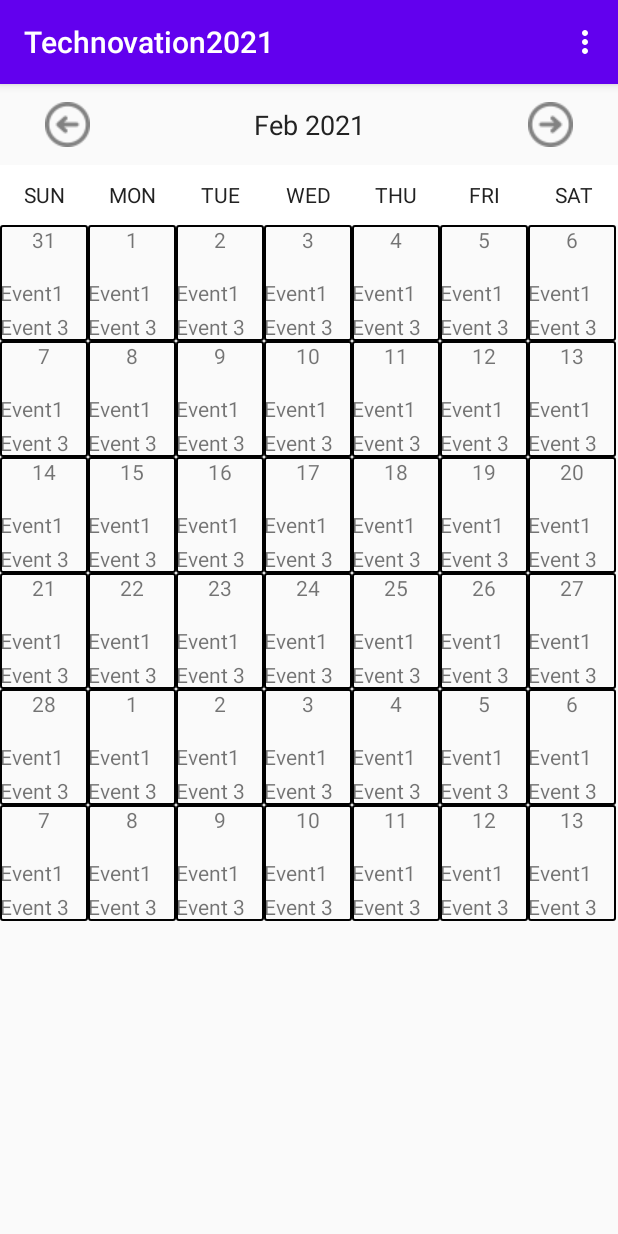
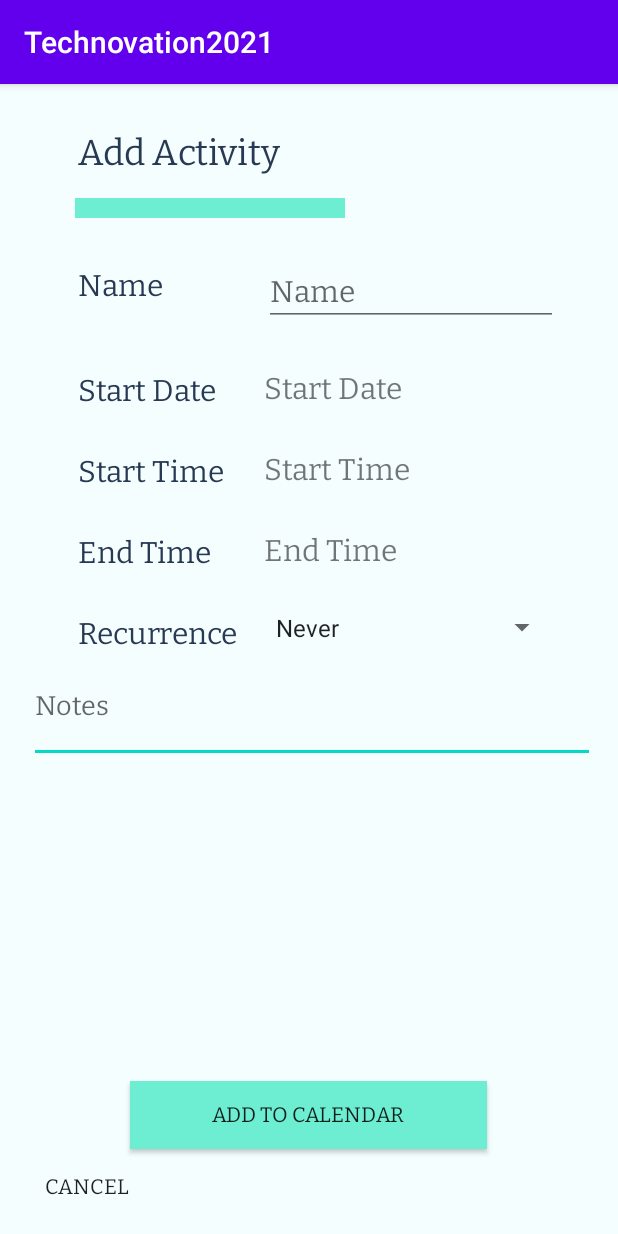
Before and after one commit to scarletdiv0922/Technovation2021, an Android app: the CalendarActivity screen opened directly, with no data from a screen before it, in the options menu, after a tap on "Student Activity", on a phone screen of 412 x 824 dp. Run offline under Robolectric (Android 15) with nearby library versions, the phone set to English and light mode, and no system bars.

Commit message:
Added Student Activity Screen
Front end complete
Reading in name
Updating to firebase
"No blank name" check

```diff
--- a/app/src/main/AndroidManifest.xml
+++ b/app/src/main/AndroidManifest.xml
@@ -9,7 +9,8 @@
         android:roundIcon="@mipmap/ic_launcher_round"
         android:supportsRtl="true"
         android:theme="@style/AppTheme">
-        <activity android:name=".ForgotPassword"></activity>
+        <activity android:name=".StudentActivity"></activity>
+        <activity android:name=".ForgotPassword" />
         <activity android:name=".AddActivity" />
         <activity android:name=".SignUp" />
         <activity android:name=".MyCalendar" />
--- /dev/null
+++ b/app/src/main/java/com/example/technovation2021/ActivityEndTimePickerFragment.java
@@ -0,0 +1,46 @@
+package com.example.technovation2021;
+
+import android.app.Dialog;
+import android.app.TimePickerDialog;
+import android.os.Bundle;
+import android.text.format.DateFormat;
+import android.util.Log;
+import android.widget.TextView;
+import android.widget.TimePicker;
+
+import java.util.Calendar;
+
+import androidx.fragment.app.DialogFragment;
+
+public class ActivityEndTimePickerFragment extends DialogFragment
+        implements TimePickerDialog.OnTimeSetListener {
+
+    @Override
+    public Dialog onCreateDialog(Bundle savedInstanceState) {
+        // Use the current time as the default values for the picker
+        final Calendar c = Calendar.getInstance();
+        int hour = c.get(Calendar.HOUR_OF_DAY);
+        int minute = c.get(Calendar.MINUTE);
+
+        // Create a new instance of TimePickerDialog and return it
+        return new TimePickerDialog(getActivity(), this, hour, minute,
+                DateFormat.is24HourFormat(getActivity()));
+    }
+
+    public void onTimeSet(TimePicker view, int hourOfDay, int minute) {
+        // Do something with the time chosen by the user
+        Log.d("Time picker", "time picked " + hourOfDay + " " + minute);
+        TextView tv = (TextView) getActivity().findViewById(R.id.idActEndTime);
+        String time = "";
+        if ( hourOfDay > 12 )
+            time = String.valueOf(hourOfDay - 12);
+        else time = String.valueOf(hourOfDay);
+        time += ":";
+        if ( minute <= 9 ) time += "0";
+        time += String.valueOf(minute);
+        if ( hourOfDay > 12 )
+            time += " PM";
+        else time += " AM";
+        tv.setText(time);
+    }
+}
--- /dev/null
+++ b/app/src/main/java/com/example/technovation2021/ActivityStartTimePickerFragment.java
@@ -0,0 +1,46 @@
+package com.example.technovation2021;
+
+import android.app.Dialog;
+import android.app.TimePickerDialog;
+import android.os.Bundle;
+import android.text.format.DateFormat;
+import android.util.Log;
+import android.widget.TextView;
+import android.widget.TimePicker;
+
+import java.util.Calendar;
+
+import androidx.fragment.app.DialogFragment;
+
+public class ActivityStartTimePickerFragment extends DialogFragment
+        implements TimePickerDialog.OnTimeSetListener {
+
+    @Override
+    public Dialog onCreateDialog(Bundle savedInstanceState) {
+        // Use the current time as the default values for the picker
+        final Calendar c = Calendar.getInstance();
+        int hour = c.get(Calendar.HOUR_OF_DAY);
+        int minute = c.get(Calendar.MINUTE);
+
+        // Create a new instance of TimePickerDialog and return it
+        return new TimePickerDialog(getActivity(), this, hour, minute,
+                DateFormat.is24HourFormat(getActivity()));
+    }
+
+    public void onTimeSet(TimePicker view, int hourOfDay, int minute) {
+        // Do something with the time chosen by the user
+        Log.d("Time picker", "time picked " + hourOfDay + " " + minute);
+        TextView tv = (TextView) getActivity().findViewById(R.id.idActStartTime);
+        String time = "";
+        if ( hourOfDay > 12 )
+            time = String.valueOf(hourOfDay - 12);
+        else time = String.valueOf(hourOfDay);
+        time += ":";
+        if ( minute <= 9 ) time += "0";
+        time += String.valueOf(minute);
+        if ( hourOfDay > 12 )
+            time += " PM";
+        else time += " AM";
+        tv.setText(time);
+    }
+}
--- a/app/src/main/java/com/example/technovation2021/CalendarActivity.java
+++ b/app/src/main/java/com/example/technovation2021/CalendarActivity.java
@@ -50,10 +50,14 @@ public class CalendarActivity extends AppCompatActivity {
                 Intent intent = new Intent(CalendarActivity.this, UserSettings.class);
                 startActivity(intent);
                 return true;
-            case R.id.addEvent:
+            case R.id.addActivity:
                 Intent intent2 = new Intent( CalendarActivity.this, AddActivity.class);
                 startActivity(intent2);
                 return true;
+            case R.id.studentActivity:
+            Intent intent3 = new Intent( CalendarActivity.this, StudentActivity.class);
+            startActivity(intent3);
+            return true;
             }
         return super.onOptionsItemSelected(item);
     }
--- a/app/src/main/java/com/example/technovation2021/DatePickerFragment.java
+++ b/app/src/main/java/com/example/technovation2021/DatePickerFragment.java
@@ -3,6 +3,7 @@ package com.example.technovation2021;
 import android.app.DatePickerDialog;
 import android.app.Dialog;
 import android.os.Bundle;
+import android.util.Log;
 import android.widget.DatePicker;
 import android.widget.TextView;
 
@@ -36,5 +37,6 @@ public class DatePickerFragment extends DialogFragment
         //TextView tv = (TextView) getActivity().findViewById(R.id.idEventStartDate);
         TextView tv = (TextView) getActivity().findViewById(idTextView);
         tv.setText(String.valueOf(month + 1) + "/" + String.valueOf(day)+"/"+String.valueOf(year));
+        Log.d("DatePicker", "date picked " + tv.getText());
     }
 }
--- /dev/null
+++ b/app/src/main/java/com/example/technovation2021/StudentActivity.java
@@ -0,0 +1,202 @@
+package com.example.technovation2021;
+
+import android.os.Bundle;
+import android.text.TextUtils;
+import android.util.Log;
+import android.view.View;
+import android.widget.ArrayAdapter;
+import android.widget.CompoundButton;
+import android.widget.EditText;
+import android.widget.Spinner;
+import android.widget.TextView;
+import android.widget.Toast;
+
+import androidx.appcompat.app.AppCompatActivity;
+import androidx.fragment.app.DialogFragment;
+
+import static android.R.layout.simple_spinner_dropdown_item;
+
+public class StudentActivity extends AppCompatActivity implements
+        CompoundButton.OnCheckedChangeListener {
+
+    private static final String LOG_TAG = StudentActivity.class.getSimpleName();
+    //private Spinner evDuration;
+    private Spinner actFrequency; //How frequent the activity is (eg: Never, 1 week, 2 weeks, Month)
+    private EditText actName; //Name of Activity
+    private TextView actSDate; //Start Date of Activity
+    private TextView actSTime; //Time the activity starts
+    private TextView actETime; //Time the activity ends
+    // private Spinner hwPrepTimes; //TODO: Delete
+    // private SwitchCompat hwSwitch; //TODO: Delete
+
+    @Override
+    protected void onCreate(Bundle savedInstanceState) {
+        super.onCreate(savedInstanceState);
+        setContentView(R.layout.activity_student_activity);
+
+        // evDuration = findViewById(R.id.event_duration_times); //TODO: Delete
+        //hwPrepTimes = findViewById(R.id.idHomeworkHours); //TODO: Delete
+        //hwSwitch = findViewById(R.id.idSchoolTaskSwitch); //TODO: Delete
+        actName = findViewById(R.id.idActName);
+        //actSDate = findViewById(R.id.idActStartDate);
+        //actSTime = findViewById(R.id.idActStartTime);
+        //actETime = findViewById(R.id.idActEndTime);
+        actFrequency = findViewById(R.id.idActRecurrence);
+
+/*
+        ArrayAdapter<CharSequence> adapter = ArrayAdapter.createFromResource(this,
+                R.array.event_duration_times, android.R.layout.simple_spinner_item);
+        // Specify the layout to use when the list of choices appears
+        adapter.setDropDownViewResource(android.R.layout.simple_spinner_dropdown_item);
+        // Apply the adapter to the spinner
+        evDuration.setAdapter(adapter);
+
+*/
+        ArrayAdapter<CharSequence> adapter2 = ArrayAdapter.createFromResource(this,
+                R.array.event_frequency, android.R.layout.simple_spinner_item);
+        // Specify the layout to use when the list of choices appears
+        adapter2.setDropDownViewResource(simple_spinner_dropdown_item);
+        // Apply the adapter to the spinner
+        actFrequency.setAdapter(adapter2);
+/*
+        ArrayAdapter<CharSequence> hwSpinnerAdapter = ArrayAdapter.createFromResource(this,
+                R.array.hw_hours, android.R.layout.simple_spinner_item);
+        // Specify the layout to use when the list of choices appears
+        adapter.setDropDownViewResource(android.R.layout.simple_spinner_dropdown_item);
+        // Apply the adapter to the spinner
+        hwPrepTimes.setAdapter(hwSpinnerAdapter);
+
+        hwSwitch.setOnCheckedChangeListener(this);
+        */
+    }
+
+    /*
+    @Override
+    protected void onStart() {
+        super.onStart();
+        hideHomeworkData();
+        hwSwitch.setChecked(false);
+    }
+
+    public void getHomeworkData() {
+        findViewById(R.id.idTxtHomeworkHours).setVisibility(View.VISIBLE);
+        findViewById(R.id.idHomeworkHours).setVisibility(View.VISIBLE);
+        findViewById(R.id.idTxtSubmitBy).setVisibility(View.VISIBLE);
+        findViewById(R.id.idSubmissionDate).setVisibility(View.VISIBLE);
+    }
+
+    public void hideHomeworkData() {
+        findViewById(R.id.idTxtHomeworkHours).setVisibility(View.GONE);
+        findViewById(R.id.idHomeworkHours).setVisibility(View.GONE);
+        findViewById(R.id.idTxtSubmitBy).setVisibility(View.GONE);
+        findViewById(R.id.idSubmissionDate).setVisibility(View.GONE);
+    }
+ */
+    @Override
+    public void onCheckedChanged(CompoundButton buttonView, boolean isChecked) {
+       /* switch (buttonView.getId()) {
+            case R.id.idSchoolTaskSwitch:
+                Log.d("switch_compat", isChecked + "");
+                if ( isChecked ) {
+                    getHomeworkData();
+                }
+                else {
+                    hideHomeworkData();
+                }
+                break;
+        }
+        */
+    }
+
+
+    public void startTimeClicked(View view) {
+        DialogFragment newFragmentSTime = new ActivityStartTimePickerFragment();
+        newFragmentSTime.show(getSupportFragmentManager(), "timePicker");
+        Log.d(LOG_TAG, "start time clicked");
+    }
+
+    public void endTimeClicked(View view) {
+        DialogFragment newFragmentETime = new ActivityEndTimePickerFragment();
+        newFragmentETime.show(getSupportFragmentManager(), "timePicker");
+        Log.d(LOG_TAG, "end time clicked");
+    }
+
+    public void startDateClicked(View view) {
+        DialogFragment newFragment = new DatePickerFragment(R.id.idActStartDate);
+        newFragment.show(getSupportFragmentManager(), "datePicker");
+    }
+
+
+    public void addToCalendarClicked(View view) {
+        //Log.d("addToCalendar", "I am here Step1");
+        if ( noDataErrors() ) {
+          //  Log.d("No Data Errors", "I am Here ");
+            Event e = new Event("Test event456", "03-25-2021 11:12",
+                    "04-11-2021 11:23", 45,
+                    0, false, 45, "test event notes");
+          //  Event e = new Event("abcabc", "startdatetime", "enddatetime",1,2,false,3,"notes");
+          //  Event e = new Event("testname", null,
+            //        null, null, null,
+              //      null, null, null);
+            FirebaseRealtimeDatabase frd = new FirebaseRealtimeDatabase();
+            frd.saveCalendarEvent("activityList", e);
+            //fb.saveCalendarEvent();
+            // Saving of event to firebase db
+            /*
+            Event e = new Event("Test event", "03-25-2021 11:12",
+                    "04-11-2021 11:23", "45",
+                    "0", false, "45", "test event notes");
+            //mDatabase.child(userId).child(userKey).setValue(sld);
+            FirebaseRealtimeDatabase frd = new FirebaseRealtimeDatabase();
+            frd.saveCalendarEvent("activityList", e);
+            */
+            //FirebaseRealtimeDatabase frd = new FirebaseRealtimeDatabase();
+            //frd.getAllActivities("activityList");
+        }
+    }
+
+    private boolean noDataErrors() {
+        actName = findViewById(R.id.idActName);
+        //actSDate = findViewById(R.id.idActStartDate);
+        //Log.d("Startdateabc", "start date picked " + actSDate );
+        //actSTime = findViewById(R.id.idActStartTime);
+        //actETime = findViewById(R.id.idActEndTime);
+        //actFrequency = findViewById(R.id.idActRecurrence);
+        // Do sanity checks to make sure data is good!
+        if (TextUtils.isEmpty(actName.getText().toString()) ) {
+            actName.setError("Please input a name");
+            Toast.makeText(StudentActivity.this, "Input name", Toast.LENGTH_SHORT).show();
+            return false;
+        }
+/*
+        if (TextUtils.isEmpty(actSDate.getText().toString()) ) {
+            actName.setError("Please input a date");
+            Toast.makeText(StudentActivity.this, "Input date", Toast.LENGTH_SHORT).show();
+            return false;
+        }
+        if (TextUtils.isEmpty(actSTime.getText().toString()) ) {
+            actName.setError("Please input a start time");
+            Toast.makeText(StudentActivity.this, "Input start time", Toast.LENGTH_SHORT).show();
+            return false;
+        }
+        if (TextUtils.isEmpty(actETime.getText().toString()) ) {
+            actName.setError("Please input an end time");
+            Toast.makeText(StudentActivity.this, "Input end time", Toast.LENGTH_SHORT).show();
+            return false;
+        }
+
+*/
+        /*
+        if (TextUtils.isEmpty(actFrequency.getText().toString()) ) {
+            actFrequency.setError("Please input the recurrence");
+            Toast.makeText(StudentActivity.this, "Input recurrence", Toast.LENGTH_SHORT).show();
+            return false;
+        }*/ //TODO: delete
+        return true;
+    }
+
+    public void cancelAddActivityClicked(View view) {
+        //super.onBackPressed();
+        finish();
+    }
+}
--- /dev/null
+++ b/app/src/main/res/layout/activity_student_activity.xml
@@ -0,0 +1,223 @@
+<?xml version="1.0" encoding="utf-8"?>
+<androidx.constraintlayout.widget.ConstraintLayout xmlns:android="http://schemas.android.com/apk/res/android"
+    xmlns:app="http://schemas.android.com/apk/res-auto"
+    xmlns:tools="http://schemas.android.com/tools"
+    android:layout_width="match_parent"
+    android:layout_height="match_parent"
+    android:background="#d7f4ffff"
+    tools:context=".StudentActivity">
+
+    <TextView
+        android:id="@+id/idSALine"
+        android:layout_width="180dp"
+        android:layout_height="13dp"
+        android:layout_marginStart="50dp"
+        android:layout_marginLeft="50dp"
+        android:layout_marginTop="15dp"
+        android:background="#6dedd1"
+        android:text="@string/textSpace"
+        android:textSize="14sp"
+        app:layout_constraintStart_toStartOf="parent"
+        app:layout_constraintTop_toBottomOf="@+id/idTxtAddActivity" />
+
+    <Button
+        android:id="@+id/idBtnAddToCalendar"
+        android:layout_width="238dp"
+        android:layout_height="45dp"
+        android:layout_marginBottom="58dp"
+        android:background="#6DEDD1"
+        android:fontFamily="@font/bitter"
+        android:onClick="addToCalendarClicked"
+        android:text="@string/add_to_calendar"
+        app:layout_constraintBottom_toBottomOf="parent"
+        app:layout_constraintEnd_toEndOf="parent"
+        app:layout_constraintHorizontal_bias="0.497"
+        app:layout_constraintStart_toStartOf="parent" />
+
+    <Button
+        android:id="@+id/idBtnCancel"
+        android:layout_width="83dp"
+        android:layout_height="42dp"
+        android:layout_marginStart="16dp"
+        android:layout_marginLeft="16dp"
+        android:layout_marginBottom="12dp"
+        android:background="#00000000"
+        android:fontFamily="@font/bitter"
+        android:onClick="cancelAddActivityClicked"
+        android:text="@string/cancel"
+        app:layout_constraintBottom_toBottomOf="parent"
+        app:layout_constraintStart_toStartOf="parent" />
+
+    <EditText
+        android:id="@+id/idActivityNote"
+        android:layout_width="377dp"
+        android:layout_height="60dp"
+        android:layout_marginTop="15dp"
+        android:layout_marginEnd="15dp"
+        android:layout_marginRight="15dp"
+        android:autofillHints=""
+        android:ems="10"
+        android:fontFamily="@font/bitter"
+        android:gravity="start|top"
+        android:hint="@string/notes"
+        android:inputType="textMultiLine"
+        app:layout_constraintEnd_toEndOf="parent"
+        app:layout_constraintTop_toBottomOf="@+id/idActRecurrence" />
+
+    <TextView
+        android:id="@+id/idTxtActEndTime"
+        android:layout_width="wrap_content"
+        android:layout_height="30sp"
+        android:layout_marginStart="52dp"
+        android:layout_marginLeft="52dp"
+        android:layout_marginTop="24dp"
+        android:fontFamily="@font/bitter"
+        android:text="@string/end_time"
+        android:textColor="#283953"
+        android:textSize="20sp"
+        app:layout_constraintStart_toStartOf="parent"
+        app:layout_constraintTop_toBottomOf="@+id/idTxtActStartTime" />
+
+    <TextView
+        android:id="@+id/idTxtActName"
+        android:layout_width="wrap_content"
+        android:layout_height="30sp"
+        android:layout_marginStart="52dp"
+        android:layout_marginLeft="52dp"
+        android:layout_marginTop="32dp"
+        android:fontFamily="@font/bitter"
+        android:text="@string/activity_name"
+        android:textColor="#283953"
+        android:textSize="20sp"
+        app:layout_constraintStart_toStartOf="parent"
+        app:layout_constraintTop_toBottomOf="@+id/idSALine" />
+
+    <TextView
+        android:id="@+id/idTxtActStartTime"
+        android:layout_width="wrap_content"
+        android:layout_height="30sp"
+        android:layout_marginStart="52dp"
+        android:layout_marginLeft="52dp"
+        android:layout_marginTop="24dp"
+        android:fontFamily="@font/bitter"
+        android:text="@string/start_time"
+        android:textColor="#283953"
+        android:textSize="20sp"
+        app:layout_constraintStart_toStartOf="parent"
+        app:layout_constraintTop_toBottomOf="@+id/idTxtActStartDate" />
+
+    <EditText
+        android:id="@+id/idActName"
+        android:layout_width="196sp"
+        android:layout_height="40sp"
+        android:layout_marginStart="176dp"
+        android:layout_marginLeft="176dp"
+        android:layout_marginTop="32dp"
+        android:autofillHints=""
+        android:ems="10"
+        android:fontFamily="@font/bitter"
+        android:gravity="bottom"
+        android:hint="@string/activity_name"
+        android:inputType="textPersonName"
+        android:textSize="20sp"
+        app:layout_constraintStart_toStartOf="parent"
+        app:layout_constraintTop_toBottomOf="@+id/idSALine" />
+
+    <Spinner
+        android:id="@+id/idActRecurrence"
+        android:layout_width="196sp"
+        android:layout_height="30sp"
+        android:layout_marginStart="176dp"
+        android:layout_marginLeft="176dp"
+        android:layout_marginTop="24dp"
+        app:layout_constraintStart_toStartOf="parent"
+        app:layout_constraintTop_toBottomOf="@+id/idActEndTime" />
+
+    <TextView
+        android:id="@+id/idActStartDate"
+        android:layout_width="wrap_content"
+        android:layout_height="30sp"
+        android:layout_marginStart="176dp"
+        android:layout_marginLeft="176dp"
+        android:layout_marginTop="24dp"
+        android:fontFamily="@font/bitter"
+        android:gravity="bottom"
+        android:onClick="startDateClicked"
+        android:text="@string/start_date"
+        android:textSize="20sp"
+        app:layout_constraintStart_toStartOf="parent"
+        app:layout_constraintTop_toBottomOf="@+id/idActName" />
+
+    <TextView
+        android:id="@+id/idActEndTime"
+        android:layout_width="wrap_content"
+        android:layout_height="30sp"
+        android:layout_marginStart="176dp"
+        android:layout_marginLeft="176dp"
+        android:layout_marginTop="24dp"
+        android:fontFamily="@font/bitter"
+        android:gravity="bottom"
+        android:onClick="endTimeClicked"
+        android:text="@string/end_time"
+        android:textSize="20sp"
+        app:layout_constraintStart_toStartOf="parent"
+        app:layout_constraintTop_toBottomOf="@+id/idActStartTime" />
+
+    <TextView
+        android:id="@+id/idActStartTime"
+        android:layout_width="wrap_content"
+        android:layout_height="30sp"
+        android:layout_marginStart="176dp"
+        android:layout_marginLeft="176dp"
+        android:layout_marginTop="24dp"
+        android:fontFamily="@font/bitter"
+        android:gravity="bottom"
+        android:onClick="startTimeClicked"
+        android:text="@string/start_time"
+        android:textSize="20sp"
+        app:layout_constraintStart_toStartOf="parent"
+        app:layout_constraintTop_toBottomOf="@+id/idActStartDate" />
+
+    <TextView
+        android:id="@+id/idActTxtRecurrence"
+        android:layout_width="wrap_content"
+        android:layout_height="30sp"
+        android:layout_marginStart="52dp"
+        android:layout_marginLeft="52dp"
+        android:layout_marginTop="24dp"
+        android:fontFamily="@font/bitter"
+        android:text="@string/recurrence"
+        android:textColor="#283953"
+        android:textSize="20sp"
+        app:layout_constraintStart_toStartOf="parent"
+        app:layout_constraintTop_toBottomOf="@+id/idTxtActEndTime" />
+
+    <TextView
+        android:id="@+id/idTxtActStartDate"
+        android:layout_width="wrap_content"
+        android:layout_height="30sp"
+        android:layout_marginStart="52dp"
+        android:layout_marginLeft="52dp"
+        android:layout_marginTop="40dp"
+        android:fontFamily="@font/bitter"
+        android:text="@string/start_date"
+        android:textColor="#283953"
+        android:textSize="20sp"
+        app:layout_constraintStart_toStartOf="parent"
+        app:layout_constraintTop_toBottomOf="@+id/idTxtActName" />
+
+    <TextView
+        android:id="@+id/idTxtAddActivity"
+        android:layout_width="wrap_content"
+        android:layout_height="wrap_content"
+        android:layout_marginStart="52dp"
+        android:layout_marginLeft="52dp"
+        android:layout_marginTop="30dp"
+        android:fontFamily="@font/bitter"
+        android:text="@string/add_activity"
+        android:textColor="#283953"
+        android:textSize="24sp"
+        app:layout_constraintStart_toStartOf="parent"
+        app:layout_constraintTop_toTopOf="parent" />
+
+</androidx.constraintlayout.widget.ConstraintLayout>
--- a/app/src/main/res/menu/cal_act_menu.xml
+++ b/app/src/main/res/menu/cal_act_menu.xml
@@ -6,7 +6,7 @@
         android:id="@+id/settingMenu"
         android:title="Settings" />
     <item
-        android:id="@+id/addEvent"
+        android:id="@+id/addActivity"
         android:title="Add Activity" />
     <item android:title="Student Activity"
         android:id="@+id/studentActivity"
--- /dev/null
+++ b/app/src/main/res/values/arrays.xml
@@ -0,0 +1,4 @@
+<?xml version="1.0" encoding="utf-8"?>
+<resources>
+
+</resources>
--- a/app/src/main/res/values/strings.xml
+++ b/app/src/main/res/values/strings.xml
@@ -30,7 +30,8 @@
     <string name="event_start_time">event start time</string>
     <string name="duration">Duration</string>
     <string name="repeats">Repeats</string>
-
+    <string name="recurrence">Recurrence</string>
+    <string name="activity_name">Name</string>
 
     <string name="confirm_password">Confirm Password</string>
 
```
